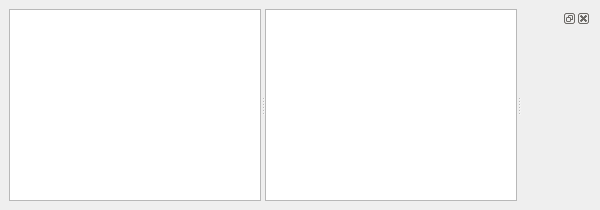
First picture: the form in ui/browserwindow.ui, repository codedump/paul, before the edit.
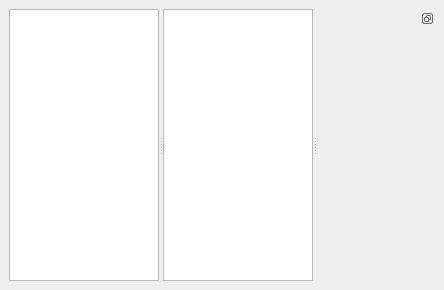
Second picture: the form after the edit. Custom widgets are drawn as their Qt base class.

Commit message: local changes (at bessy)

```diff
--- a/ui/browserwindow.ui
+++ b/ui/browserwindow.ui
@@ -2,6 +2,14 @@
 <ui version="4.0">
  <class>BrowserWindow</class>
  <widget class="QMainWindow" name="BrowserWindow">
+  <property name="geometry">
+   <rect>
+    <x>0</x>
+    <y>0</y>
+    <width>444</width>
+    <height>290</height>
+   </rect>
+  </property>
   <property name="sizePolicy">
    <sizepolicy hsizetype="Expanding" vsizetype="Expanding">
     <horstretch>0</horstretch>
@@ -21,15 +29,9 @@
      <verstretch>0</verstretch>
     </sizepolicy>
    </property>
-   <layout class="QGridLayout" name="gridLayout">
-    <item row="0" column="0">
+   <layout class="QHBoxLayout" name="horizontalLayout">
+    <item>
      <widget class="QSplitter" name="splitter">
-      <property name="sizePolicy">
-       <sizepolicy hsizetype="Expanding" vsizetype="Expanding">
-        <horstretch>0</horstretch>
-        <verstretch>0</verstretch>
-       </sizepolicy>
-      </property>
       <property name="orientation">
        <enum>Qt::Horizontal</enum>
       </property>
@@ -47,10 +49,7 @@
         </size>
        </property>
       </widget>
-      <widget class="QListView" name="fileList">
-       <property name="enabled">
-        <bool>true</bool>
-       </property>
+      <widget class="QListView" name="waveList">
        <property name="sizePolicy">
         <sizepolicy hsizetype="Preferred" vsizetype="Preferred">
          <horstretch>0</horstretch>
@@ -69,36 +68,33 @@
         <bool>true</bool>
        </property>
        <property name="sizePolicy">
-        <sizepolicy hsizetype="Expanding" vsizetype="Preferred">
+        <sizepolicy hsizetype="Expanding" vsizetype="Expanding">
          <horstretch>0</horstretch>
          <verstretch>0</verstretch>
         </sizepolicy>
        </property>
        <property name="minimumSize">
         <size>
-         <width>70</width>
-         <height>38</height>
+         <width>118</width>
+         <height>272</height>
         </size>
        </property>
-       <widget class="QWidget" name="plotDockContents">
-        <layout class="QGridLayout" name="gridLayout_2">
-         <item row="0" column="0">
-          <widget class="MatplotlibWidget" name="plotCanvas" native="true">
-           <property name="sizePolicy">
-            <sizepolicy hsizetype="Expanding" vsizetype="Expanding">
-             <horstretch>0</horstretch>
-             <verstretch>0</verstretch>
-            </sizepolicy>
-           </property>
-           <property name="minimumSize">
-            <size>
-             <width>0</width>
-             <height>0</height>
-            </size>
-           </property>
-          </widget>
-         </item>
-        </layout>
+       <property name="baseSize">
+        <size>
+         <width>300</width>
+         <height>300</height>
+        </size>
+       </property>
+       <property name="features">
+        <set>QDockWidget::DockWidgetFloatable</set>
+       </property>
+       <widget class="MatplotlibWidget" name="plotCanvas">
+        <property name="sizePolicy">
+         <sizepolicy hsizetype="Expanding" vsizetype="Expanding">
+          <horstretch>0</horstretch>
+          <verstretch>0</verstretch>
+         </sizepolicy>
+        </property>
        </widget>
       </widget>
      </widget>
```
Left out of the diff: 12 changed lines with no effect on the pictures. The commit also changes 1 other file.
